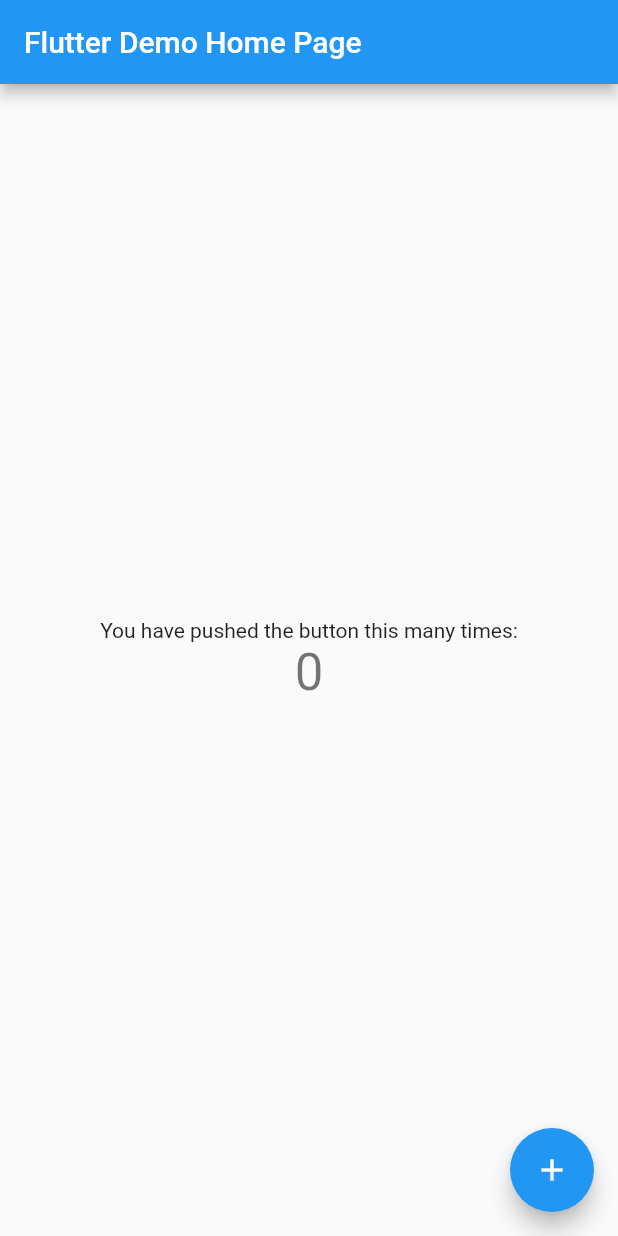
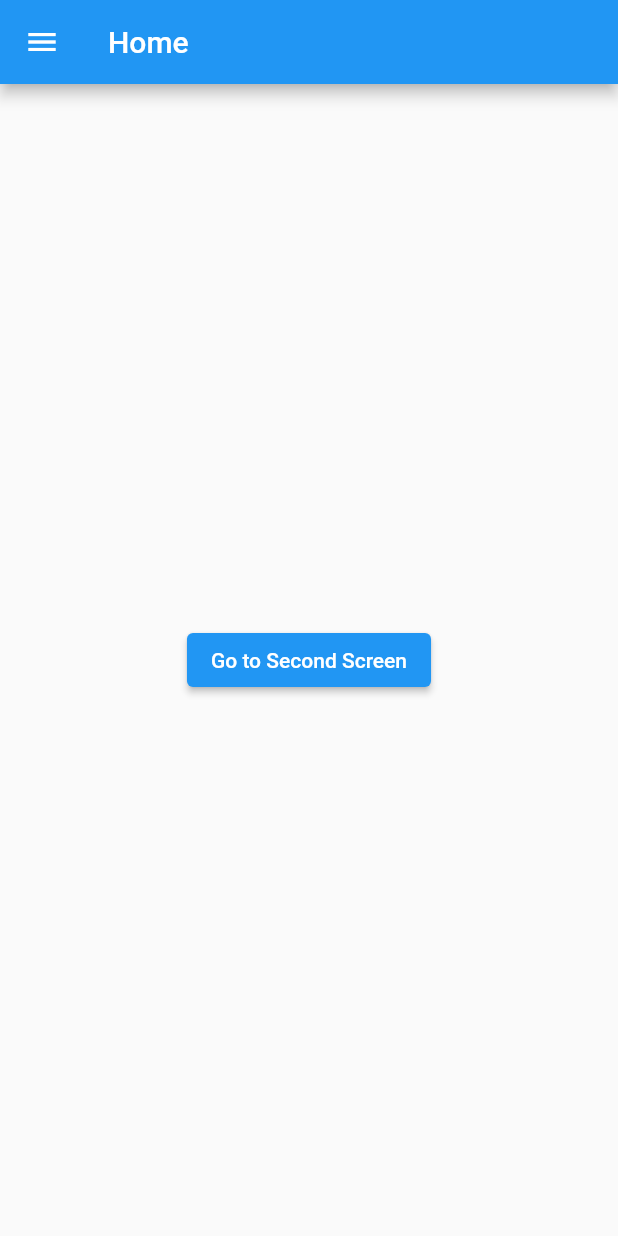
Before and after one commit to 1am8anana/flutter_application_1, a Flutter app: the screen it shows after launch, on a phone screen of 412 x 824 dp. Run offline on Flutter 3.47's test engine with Material 2 defaults, Android fonts, the phone set to English and light mode, and no system bars.

Commit message:
1. Rewrite tha main file with the HomeScreen. 2. Created home_screen file that connect/work with main file 3. Created second_screen file that connect/work with home_screen file

```diff
--- a/lib/main.dart
+++ b/lib/main.dart
@@ -1,115 +1,19 @@
 import 'package:flutter/material.dart';
+import 'screen/home_screen.dart';
 
 void main() {
-  runApp(const MyApp());
+  runApp(MyApp());
 }
 
 class MyApp extends StatelessWidget {
-  const MyApp({Key? key}) : super(key: key);
-
-  // This widget is the root of your application.
   @override
   Widget build(BuildContext context) {
     return MaterialApp(
       title: 'Flutter Demo',
       theme: ThemeData(
-        // This is the theme of your application.
-        //
-        // Try running your application with "flutter run". You'll see the
-        // application has a blue toolbar. Then, without quitting the app, try
-        // changing the primarySwatch below to Colors.green and then invoke
-        // "hot reload" (press "r" in the console where you ran "flutter run",
-        // or simply save your changes to "hot reload" in a Flutter IDE).
-        // Notice that the counter didn't reset back to zero; the application
-        // is not restarted.
         primarySwatch: Colors.blue,
       ),
-      home: const MyHomePage(title: 'Flutter Demo Home Page'),
+      home: HomeScreen(),
     );
   }
 }
-
-class MyHomePage extends StatefulWidget {
-  const MyHomePage({Key? key, required this.title}) : super(key: key);
-
-  // This widget is the home page of your application. It is stateful, meaning
-  // that it has a State object (defined below) that contains fields that affect
-  // how it looks.
-
-  // This class is the configuration for the state. It holds the values (in this
-  // case the title) provided by the parent (in this case the App widget) and
-  // used by the build method of the State. Fields in a Widget subclass are
-  // always marked "final".
-
-  final String title;
-
-  @override
-  State<MyHomePage> createState() => _MyHomePageState();
-}
-
-class _MyHomePageState extends State<MyHomePage> {
-  int _counter = 0;
-
-  void _incrementCounter() {
-    setState(() {
-      // This call to setState tells the Flutter framework that something has
-      // changed in this State, which causes it to rerun the build method below
-      // so that the display can reflect the updated values. If we changed
-      // _counter without calling setState(), then the build method would not be
-      // called again, and so nothing would appear to happen.
-      _counter++;
-    });
-  }
-
-  @override
-  Widget build(BuildContext context) {
-    // This method is rerun every time setState is called, for instance as done
-    // by the _incrementCounter method above.
-    //
-    // The Flutter framework has been optimized to make rerunning build methods
-    // fast, so that you can just rebuild anything that needs updating rather
-    // than having to individually change instances of widgets.
-    return Scaffold(
-      appBar: AppBar(
-        // Here we take the value from the MyHomePage object that was created by
-        // the App.build method, and use it to set our appbar title.
-        title: Text(widget.title),
-      ),
-      body: Center(
-        // Center is a layout widget. It takes a single child and positions it
-        // in the middle of the parent.
-        child: Column(
-          // Column is also a layout widget. It takes a list of children and
-          // arranges them vertically. By default, it sizes itself to fit its
-          // children horizontally, and tries to be as tall as its parent.
-          //
-          // Invoke "debug painting" (press "p" in the console, choose the
-          // "Toggle Debug Paint" action from the Flutter Inspector in Android
-          // Studio, or the "Toggle Debug Paint" command in Visual Studio Code)
-          // to see the wireframe for each widget.
-          //
-          // Column has various properties to control how it sizes itself and
-          // how it positions its children. Here we use mainAxisAlignment to
-          // center the children vertically; the main axis here is the vertical
-          // axis because Columns are vertical (the cross axis would be
-          // horizontal).
-          mainAxisAlignment: MainAxisAlignment.center,
-          children: <Widget>[
-            const Text(
-              'You have pushed the button this many times:',
-            ),
-            Text(
-              '$_counter',
-              style: Theme.of(context).textTheme.headline4,
-            ),
-          ],
-        ),
-      ),
-      floatingActionButton: FloatingActionButton(
-        onPressed: _incrementCounter,
-        tooltip: 'Increment',
-        child: const Icon(Icons.add),
-      ), // This trailing comma makes auto-formatting nicer for build methods.
-    );
-  }
-}
--- /dev/null
+++ b/lib/screen/home_screen.dart
@@ -0,0 +1,24 @@
+import 'package:flutter/material.dart';
+
+import 'second_screen.dart';
+
+class HomeScreen extends StatelessWidget {
+  @override
+  Widget build(BuildContext context) {
+    return Scaffold(
+      drawer: const Drawer(child: Text("First Drawer")),
+      appBar: AppBar(
+        title: Text('Home'),
+      ),
+      body: Center(
+        child: ElevatedButton(
+          onPressed: () {
+            Navigator.of(context)
+                .push(MaterialPageRoute(builder: (context) => SecondScreen()));
+          },
+          child: const Text('Go to Second Screen'),
+        ),
+      ),
+    );
+  }
+}
```
Also changed, not shown: lib/screen/second_screen.dart (added, +20 -0 lines).
